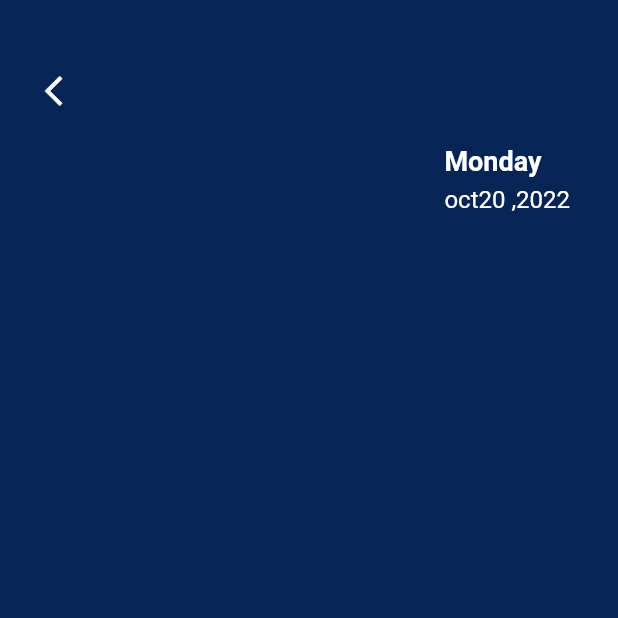
After one commit to Amin397/WearIA, a Flutter app: the screen it shows after launch, scrolled down 576 dp, after a tap on "Steps", on a phone screen of 412 x 824 dp, the top half of it. The commit adds this screen. Run offline on Flutter 3.47's test engine with Material 2 defaults, Android fonts, the phone set to English and light mode, and no system bars; drawn by our look-alikes of auto_size_text; our stand-ins replace flutter_staggered_animations, get, get_storage, lottie, syncfusion_flutter_charts.

Commit message:
activity screen added

```diff
--- a/lib/Controllers/Home/home_controller.dart
+++ b/lib/Controllers/Home/home_controller.dart
@@ -1,6 +1,7 @@
 import 'package:flutter/cupertino.dart';
 import 'package:flutter/material.dart';
 import 'package:get/get.dart';
+import 'package:healthble/Utils/rout_utils.dart';
 import 'package:syncfusion_flutter_charts/charts.dart';
 
 import '../../Views/Home/Widget/ble_devices_modal.dart';
@@ -72,6 +73,10 @@ class HomeController extends GetxController {
       ),
     );
   }
+
+  void goToActivity() {
+    Get.toNamed(NameRouts.singleActivity);
+  }
 }
 
 class SalesData {
--- /dev/null
+++ b/lib/Controllers/SingleActivity/single_activity_controller.dart
@@ -0,0 +1,6 @@
+import 'package:get/get.dart';
+
+class SingleActivityController extends GetxController{
+
+
+}
--- a/lib/Utils/rout_utils.dart
+++ b/lib/Utils/rout_utils.dart
@@ -2,6 +2,7 @@ import 'package:get/get.dart';
 import 'package:healthble/Views/Profile/profile_screen.dart';
 import '../Views/Home/home_screen.dart';
 import '../Views/LoginRegister/login_register_screen.dart';
+import '../Views/SingleActivity/single_activity_screen.dart';
 import '../Views/Splash/splash_screen.dart';
 
 class NameRouts {
@@ -9,6 +10,7 @@ class NameRouts {
   static const String home = '/home';
   static const String profile = '/profile';
   static const String loginRegister = '/loginRegister';
+  static const String singleActivity = '/singleActivity';
 }
 
 class PageRout {
@@ -16,6 +18,14 @@ class PageRout {
     GetPage(
       name: NameRouts.splash,
       page: () => SplashScreen(),
+      transition: Transition.topLevel,
+      transitionDuration: const Duration(
+        milliseconds: 800,
+      ),
+    ),
+    GetPage(
+      name: NameRouts.singleActivity,
+      page: () => SingleActivityScreen(),
       transition: Transition.topLevel,
       transitionDuration: const Duration(
         milliseconds: 800,
--- a/lib/Views/Home/Widget/build_activity_widget.dart
+++ b/lib/Views/Home/Widget/build_activity_widget.dart
@@ -32,7 +32,11 @@ class BuildActivityWidget extends StatelessWidget {
   }
 
   Widget _buildStepsPart() {
-    return Container(
+    return InkWell(
+      onTap: (){
+        controller.goToActivity();
+      },
+      child: Container(
         width: Get.width,
         height: Get.height * .1,
         decoration: BoxDecoration(
@@ -67,6 +71,7 @@ class BuildActivityWidget extends StatelessWidget {
               value: '350 kcal',
             ),
           ],
+        ),
       ),
     );
   }
@@ -117,7 +122,11 @@ class BuildActivityWidget extends StatelessWidget {
   }
 
   Widget _buildSpeedPart() {
-    return SizedBox(
+    return InkWell(
+      onTap: (){
+        controller.goToActivity();
+      },
+      child: SizedBox(
         width: Get.width,
         height: Get.height * .1,
         child: Row(
@@ -138,6 +147,7 @@ class BuildActivityWidget extends StatelessWidget {
               valueColor: mainDarkColor,
             ),
           ],
+        ),
       ),
     );
   }
@@ -197,7 +207,11 @@ class BuildActivityWidget extends StatelessWidget {
   }
 
   Widget _buildStepRatePart() {
-    return Container(
+    return InkWell(
+      onTap: (){
+        controller.goToActivity();
+      },
+      child: Container(
         height: Get.height * .1,
         width: Get.width,
         decoration: BoxDecoration(
@@ -253,6 +267,7 @@ class BuildActivityWidget extends StatelessWidget {
             ),
             _buildStepCart(),
           ],
+        ),
       ),
     );
   }
--- /dev/null
+++ b/lib/Views/SingleActivity/single_activity_screen.dart
@@ -0,0 +1,97 @@
+import 'package:auto_size_text/auto_size_text.dart';
+import 'package:flutter/material.dart';
+import 'package:get/get.dart';
+
+import '../../Consts/measures.dart';
+import '../../Controllers/SingleActivity/single_activity_controller.dart';
+
+class SingleActivityScreen extends StatelessWidget {
+  SingleActivityScreen({Key? key}) : super(key: key);
+
+  final SingleActivityController controller =
+      Get.put(SingleActivityController());
+
+  @override
+  Widget build(BuildContext context) {
+    return Scaffold(
+      backgroundColor: mainDarkColor,
+      body: Container(
+        height: Get.height,
+        width: Get.width,
+        padding: paddingAll16,
+        child: Column(
+          children: [
+            SizedBox(
+              height: Get.height * .03,
+            ),
+            Align(
+              alignment: Alignment.centerLeft,
+              child: InkWell(
+                customBorder: RoundedRectangleBorder(
+                  borderRadius: radiusAll36,
+                ),
+                onTap: (){
+                  Get.back();
+                },
+                child: const Padding(
+                  padding: EdgeInsets.all(8.0),
+                  child: Icon(
+                    Icons.arrow_back_ios_outlined,
+                    color: Colors.white,
+                  ),
+                ),
+              ),
+            ),
+            Expanded(
+              child: Container(
+                padding: paddingAll16,
+                height: double.maxFinite,
+                width: double.maxFinite,
+                child: Column(
+                  children: [
+                    _buildDatePart(),
+                    _buildStepsPart(),
+                  ],
+                ),
+              ),
+            )
+          ],
+        ),
+      ),
+    );
+  }
+
+  Widget _buildDatePart() {
+    return Align(
+      alignment: Alignment.centerRight,
+      child: Column(
+        mainAxisAlignment: MainAxisAlignment.center,
+        crossAxisAlignment: CrossAxisAlignment.start,
+        children: const [
+          AutoSizeText(
+            'Monday',
+            style: TextStyle(
+              color: Colors.white,
+              fontSize: 18.0,
+              fontWeight: FontWeight.bold,
+            ),
+          ),
+          SizedBox(
+            height: 6.0,
+          ),
+          AutoSizeText(
+            'oct20 ,2022',
+            style: TextStyle(
+              color: Colors.white,
+              fontSize: 16.0,
+            ),
+          ),
+        ],
+      ),
+    );
+  }
+
+  Widget _buildStepsPart() {
+    return Container();
+  }
+}
```
Lines whose indentation alone changed are shown as unchanged.
